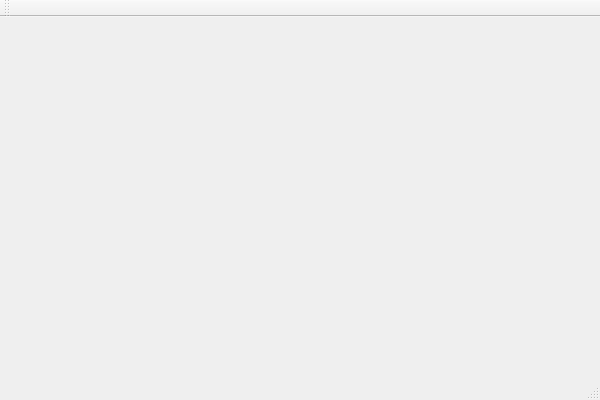
chFleschutz/ai-for-games, file src/aimainwindow.ui: the form before one commit.
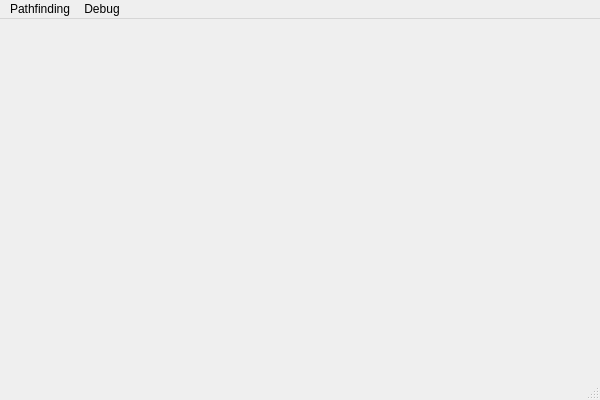
The form after the commit. Icons and pictures are not drawn.

Patch:
```diff
--- a/src/aimainwindow.ui
+++ b/src/aimainwindow.ui
@@ -27,14 +27,20 @@
      <height>22</height>
     </rect>
    </property>
-  </widget>
-  <widget class="QToolBar" name="mainToolBar">
-   <attribute name="toolBarArea">
-    <enum>TopToolBarArea</enum>
-   </attribute>
-   <attribute name="toolBarBreak">
-    <bool>false</bool>
-   </attribute>
+   <widget class="QMenu" name="menuDebug">
+    <property name="title">
+     <string>Debug</string>
+    </property>
+    <addaction name="actionShow_Log"/>
+   </widget>
+   <widget class="QMenu" name="menuPathfinding">
+    <property name="title">
+     <string>Pathfinding</string>
+    </property>
+    <addaction name="actionFlow_Field"/>
+   </widget>
+   <addaction name="menuPathfinding"/>
+   <addaction name="menuDebug"/>
   </widget>
   <widget class="QStatusBar" name="statusBar"/>
  </widget>
```
Left out of the diff: 49 changed lines with no effect on the pictures.
